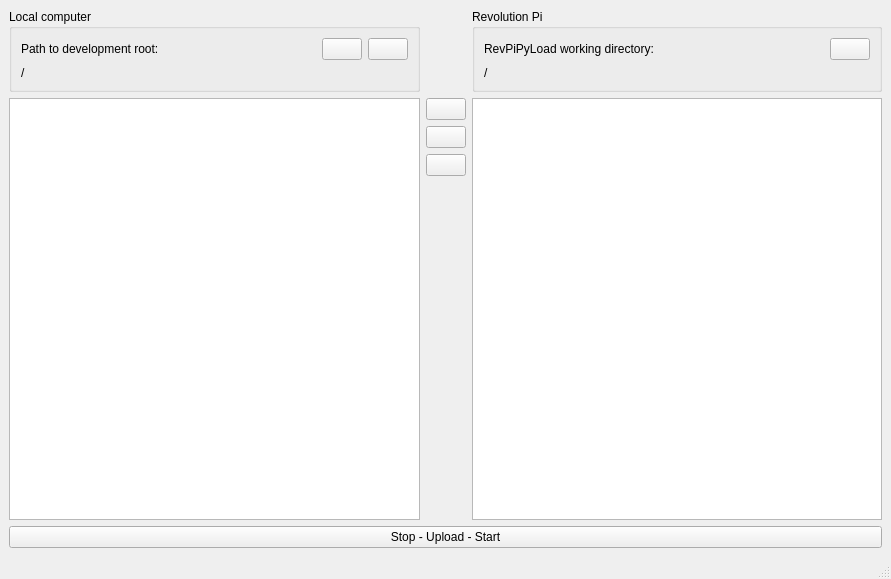
Qt form include/ui_dev/files.ui (naruxde/revpicommander) before a commit.
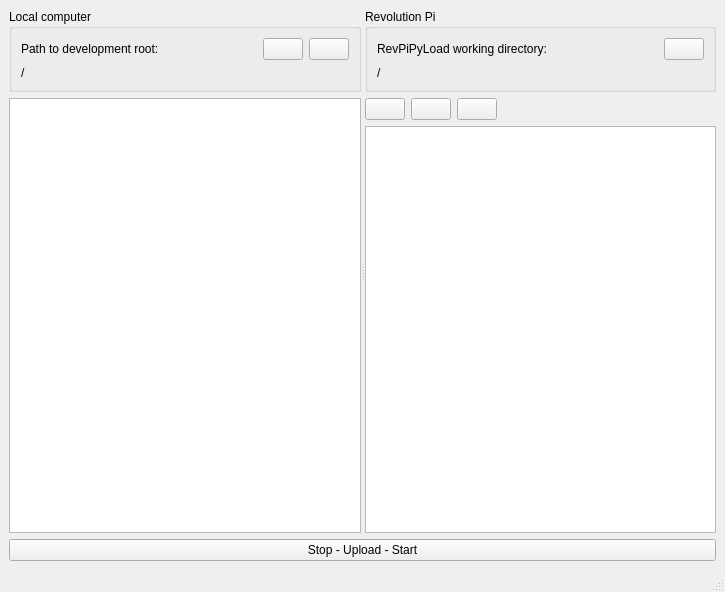
The same form after that commit. Icons and pictures are not drawn.

```diff
--- a/include/ui_dev/files.ui
+++ b/include/ui_dev/files.ui
@@ -6,8 +6,8 @@
    <rect>
     <x>0</x>
     <y>0</y>
-    <width>891</width>
-    <height>579</height>
+    <width>725</width>
+    <height>592</height>
    </rect>
   </property>
   <property name="windowTitle">
@@ -16,6 +16,16 @@
   <widget class="QWidget" name="centralwidget">
    <layout class="QGridLayout" name="gridLayout">
     <item row="0" column="0">
+     <widget class="QSplitter" name="splitter">
+      <property name="orientation">
+       <enum>Qt::Horizontal</enum>
+      </property>
+      <property name="childrenCollapsible">
+       <bool>false</bool>
+      </property>
+      <widget class="QWidget" name="gridLayoutWidget">
+       <layout class="QVBoxLayout" name="vl_local">
+        <item>
      <widget class="QGroupBox" name="gb_select_local">
       <property name="title">
        <string>Local computer</string>
@@ -67,6 +77,15 @@
        </item>
        <item row="1" column="0" colspan="3">
         <widget class="QLabel" name="lbl_path_local">
+             <property name="sizePolicy">
+              <sizepolicy hsizetype="Ignored" vsizetype="Preferred">
+               <horstretch>0</horstretch>
+               <verstretch>0</verstretch>
+              </sizepolicy>
+             </property>
+             <property name="toolTip">
+              <string>/</string>
+             </property>
          <property name="text">
           <string>/</string>
          </property>
@@ -75,7 +94,41 @@
       </layout>
      </widget>
     </item>
-    <item row="0" column="2">
+        <item>
+         <widget class="QTreeWidget" name="tree_files_local">
+          <property name="editTriggers">
+           <set>QAbstractItemView::NoEditTriggers</set>
+          </property>
+          <property name="selectionMode">
+           <enum>QAbstractItemView::MultiSelection</enum>
+          </property>
+          <property name="selectionBehavior">
+           <enum>QAbstractItemView::SelectRows</enum>
+          </property>
+          <property name="iconSize">
+           <size>
+            <width>24</width>
+            <height>24</height>
+           </size>
+          </property>
+          <property name="sortingEnabled">
+           <bool>true</bool>
+          </property>
+          <attribute name="headerVisible">
+           <bool>false</bool>
+          </attribute>
+          <column>
+           <property name="text">
+            <string notr="true">1</string>
+           </property>
+          </column>
+         </widget>
+        </item>
+       </layout>
+      </widget>
+      <widget class="QWidget" name="gridLayoutWidget_2">
+       <layout class="QVBoxLayout" name="vl_revpi">
+        <item>
      <widget class="QGroupBox" name="gb_select_revpi">
       <property name="title">
        <string>Revolution Pi</string>
@@ -83,6 +136,15 @@
       <layout class="QGridLayout" name="gridLayout_3" columnstretch="1,0">
        <item row="1" column="0" colspan="2">
         <widget class="QLabel" name="lbl_path_revpi">
+             <property name="sizePolicy">
+              <sizepolicy hsizetype="Ignored" vsizetype="Preferred">
+               <horstretch>0</horstretch>
+               <verstretch>0</verstretch>
+              </sizepolicy>
+             </property>
+             <property name="toolTip">
+              <string>/</string>
+             </property>
          <property name="text">
           <string>/</string>
          </property>
@@ -115,58 +177,8 @@
       </layout>
      </widget>
     </item>
-    <item row="1" column="0">
-     <widget class="QTreeWidget" name="tree_files_local">
-      <property name="editTriggers">
-       <set>QAbstractItemView::NoEditTriggers</set>
-      </property>
-      <property name="selectionMode">
-       <enum>QAbstractItemView::MultiSelection</enum>
-      </property>
-      <property name="selectionBehavior">
-       <enum>QAbstractItemView::SelectRows</enum>
-      </property>
-      <property name="iconSize">
-       <size>
-        <width>24</width>
-        <height>24</height>
-       </size>
-      </property>
-      <property name="sortingEnabled">
-       <bool>true</bool>
-      </property>
-      <attribute name="headerVisible">
-       <bool>false</bool>
-      </attribute>
-      <column>
-       <property name="text">
-        <string notr="true">1</string>
-       </property>
-      </column>
-     </widget>
-    </item>
-    <item row="1" column="1">
-     <layout class="QVBoxLayout" name="verticalLayout_2">
       <item>
-       <widget class="QPushButton" name="btn_to_left">
-        <property name="text">
-         <string/>
-        </property>
-        <property name="icon">
-         <iconset resource="ressources.qrc">
-          <normaloff>:/action/ico/arrow-left.ico</normaloff>:/action/ico/arrow-left.ico</iconset>
-        </property>
-        <property name="iconSize">
-         <size>
-          <width>24</width>
-          <height>24</height>
-         </size>
-        </property>
-        <property name="autoDefault">
-         <bool>false</bool>
-        </property>
-       </widget>
-      </item>
+         <layout class="QHBoxLayout" name="hl_revpi">
       <item>
        <widget class="QPushButton" name="btn_to_right">
         <property name="text">
@@ -188,7 +200,27 @@
        </widget>
       </item>
       <item>
-       <widget class="QPushButton" name="btn_delete">
+           <widget class="QPushButton" name="btn_to_left">
+            <property name="text">
+             <string/>
+            </property>
+            <property name="icon">
+             <iconset resource="ressources.qrc">
+              <normaloff>:/action/ico/arrow-left.ico</normaloff>:/action/ico/arrow-left.ico</iconset>
+            </property>
+            <property name="iconSize">
+             <size>
+              <width>24</width>
+              <height>24</height>
+             </size>
+            </property>
+            <property name="autoDefault">
+             <bool>false</bool>
+            </property>
+           </widget>
+          </item>
+          <item>
+           <widget class="QPushButton" name="btn_delete_revpi">
         <property name="text">
          <string/>
         </property>
@@ -208,21 +240,21 @@
        </widget>
       </item>
       <item>
-       <spacer name="verticalSpacer">
+           <spacer name="horizontalSpacer_2">
         <property name="orientation">
-         <enum>Qt::Vertical</enum>
+             <enum>Qt::Horizontal</enum>
         </property>
         <property name="sizeHint" stdset="0">
          <size>
-          <width>20</width>
-          <height>40</height>
+              <width>40</width>
+              <height>20</height>
          </size>
         </property>
        </spacer>
       </item>
      </layout>
     </item>
-    <item row="1" column="2">
+        <item>
      <widget class="QTreeWidget" name="tree_files_revpi">
       <property name="editTriggers">
        <set>QAbstractItemView::NoEditTriggers</set>
@@ -252,7 +284,11 @@
       </column>
      </widget>
     </item>
-    <item row="2" column="0" colspan="3">
+       </layout>
+      </widget>
+     </widget>
+    </item>
+    <item row="1" column="0">
      <widget class="QPushButton" name="btn_all">
       <property name="text">
        <string>Stop - Upload - Start</string>
```
Lines whose indentation alone changed are shown as unchanged.
